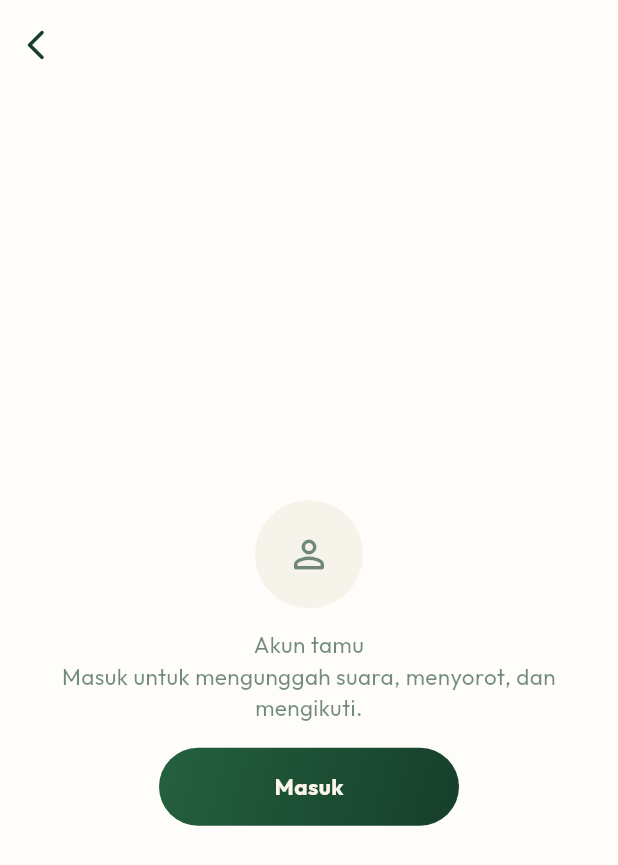
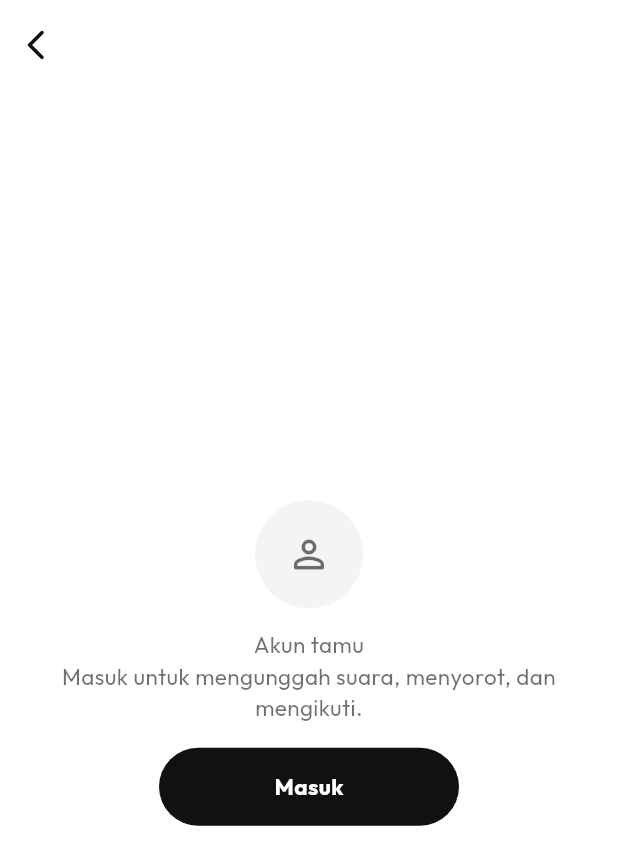
Before and after one commit to MISYI-qh/hulhup-new-nih, a Flutter app: the screen it shows after launch, after a tap on the "person outline" icon, on a phone screen of 412 x 824 dp. Shown: the top 865 px of the screen. Run offline on Flutter 3.47's test engine with Material 3 defaults, Android fonts, the phone set to English and light mode, and no system bars; our stand-ins replace audioplayers, connectivity_plus, file_picker, firebase_core, firebase_messaging, flutter_local_notifications and 7 more; missing offline and left inert: record, workmanager; accounts and stored records are empty.

Commit message:
Palet hitam-putih (hijau aksen), label audiens di semua post + daftar akun tujuan untuk penulis

```diff
--- a/lib/core.dart
+++ b/lib/core.dart
@@ -698,6 +698,7 @@ class A {
   final int id, secs, created;
   int comments;
   final String desc, url, vis, rand, owner, ownerName;
+  final List<String> to;
   final String? ownerAvatar;
   final bool popup, pprof, ownerVerified, long, inRand, inHups, bgm;
   final int bgmIdx;
@@ -708,9 +709,9 @@ class A {
   A.from(Map j)
       : id = j['id'], secs = j['secs'] ?? 0, created = j['created'] ?? 0, desc = j['desc'] ?? '', url = j['url'] ?? '', vis = j['vis'] ?? 'public', rand = j['rand'] ?? 'public', owner = j['owner'],
         ownerName = j['owner_name'], ownerAvatar = j['owner_avatar'], ownerVerified = j['owner_verified'] == true, popup = j['popup'] == true, pprof = j['pprof'] != false, likes = j['likes'] ?? 0, liked = j['liked'] == true,
-        long = j['long'] == true, inRand = j['in_rand'] != false, inHups = j['in_hups'] == true, comments = j['comments'] ?? 0, saved = j['saved'] == true, bgm = j['bgm'] == true, bgmIdx = (j['bgm_idx'] as num?)?.toInt() ?? 0, text = j['text'] as String?,
+        long = j['long'] == true, inRand = j['in_rand'] != false, inHups = j['in_hups'] == true, comments = j['comments'] ?? 0, saved = j['saved'] == true, bgm = j['bgm'] == true, bgmIdx = (j['bgm_idx'] as num?)?.toInt() ?? 0, text = j['text'] as String?, to = ((j['to'] as List?) ?? const []).map((e) => '${e['username']}').toList(),
         files = (j['files'] is List) ? [for (final f in j['files']) Map.from(f as Map)] : ((j['url'] ?? '') == '' ? <Map>[] : <Map>[{'url': j['url'], 'secs': j['secs'] ?? 0}]);
-  Map<String, dynamic> toJson() => {'id': id, 'secs': secs, 'created': created, 'desc': desc, 'url': url, 'vis': vis, 'rand': rand, 'owner': owner, 'owner_name': ownerName, 'owner_avatar': ownerAvatar, 'owner_verified': ownerVerified, 'popup': popup, 'pprof': pprof, 'likes': likes, 'liked': liked, 'long': long, 'in_rand': inRand, 'in_hups': inHups, 'comments': comments, 'saved': saved, 'files': files, 'bgm': bgm, 'text': text};
+  Map<String, dynamic> toJson() => {'id': id, 'secs': secs, 'created': created, 'desc': desc, 'url': url, 'vis': vis, 'rand': rand, 'owner': owner, 'owner_name': ownerName, 'owner_avatar': ownerAvatar, 'owner_verified': ownerVerified, 'popup': popup, 'pprof': pprof, 'likes': likes, 'liked': liked, 'long': long, 'in_rand': inRand, 'in_hups': inHups, 'comments': comments, 'saved': saved, 'files': files, 'bgm': bgm, 'text': text, 'to': [for (final u in to) {'username': u}]};
 }
 
 String mmss(int s) => '${s ~/ 60}:${(s % 60).toString().padLeft(2, '0')}';
--- a/lib/home.dart
+++ b/lib/home.dart
@@ -78,7 +78,7 @@ class _HomeState extends State<HomePage> {
           final f = s.me == null ? 'public' : s.filter;
           return Stack(children: [
             HupsFeed(f, key: ValueKey('hf_$f${s.me?.username}')),
-            Positioned(right: 20, bottom: 14, child: Tap(onTap: () => go(context, s.me == null ? const AuthPage() : const ComposePage()), child: Container(width: 56, height: 56, decoration: BoxDecoration(gradient: const LinearGradient(begin: Alignment.topLeft, end: Alignment.bottomRight, colors: [Color(0xFF24603F), green]), shape: BoxShape.circle, boxShadow: [BoxShadow(color: green.withValues(alpha: .35), blurRadius: 22, offset: const Offset(0, 10))]), child: const Center(child: HIcon(HK.add, size: 26, color: cream))))),
+            Positioned(right: 20, bottom: 14, child: Tap(onTap: () => go(context, s.me == null ? const AuthPage() : const ComposePage()), child: Container(width: 56, height: 56, decoration: BoxDecoration(color: btnBg(context), shape: BoxShape.circle, boxShadow: [BoxShadow(color: Colors.black.withValues(alpha: .35), blurRadius: 22, offset: const Offset(0, 10))]), child: const Center(child: HIcon(HK.add, size: 26, color: cream))))),
           ]);
         })),
       ]);
@@ -262,7 +262,7 @@ class PopupBody extends StatelessWidget {
         child: ListenableBuilder(listenable: s, builder: (_, __) {
           final on = s.playing == a.id;
           return Row(children: [
-            Tap(onTap: () => s.play(a).catchError((_) => toast(s.t('e_server'), bad: true)), child: AnimatedContainer(duration: const Duration(milliseconds: 250), width: 44, height: 44, decoration: BoxDecoration(color: on ? ink(context) : green, shape: BoxShape.circle), child: AnimatedSwitcher(duration: const Duration(milliseconds: 200), child: Icon(on ? Icons.pause_rounded : Icons.play_arrow_rounded, key: ValueKey(on), color: on ? bgOf(context) : cream, size: 26)))),
+            Tap(onTap: () => s.play(a).catchError((_) => toast(s.t('e_server'), bad: true)), child: AnimatedContainer(duration: const Duration(milliseconds: 250), width: 44, height: 44, decoration: BoxDecoration(color: on ? green : btnBg(context), shape: BoxShape.circle), child: AnimatedSwitcher(duration: const Duration(milliseconds: 200), child: Icon(on ? Icons.pause_rounded : Icons.play_arrow_rounded, key: ValueKey(on), color: on ? bgOf(context) : cream, size: 26)))),
             Expanded(child: ValueListenableBuilder<int>(valueListenable: s.pos, builder: (_, ms, __) {
               final total = (s.dur > 0 ? s.dur : a.secs * 1000).clamp(1, 1 << 30);
               return Padding(padding: const EdgeInsets.symmetric(horizontal: 12), child: ClipRRect(borderRadius: BorderRadius.circular(4), child: LinearProgressIndicator(value: (ms / total).clamp(0.0, 1.0), minHeight: 6, backgroundColor: ink(context).withValues(alpha: .12), color: ink(context))));
--- a/lib/main.dart
+++ b/lib/main.dart
@@ -35,15 +35,15 @@ class _Life with WidgetsBindingObserver {
 }
 
 ThemeData theme(bool dark) {
-  final bg = dark ? const Color(0xFF0E1511) : const Color(0xFFFEFDF9);
-  final prim = dark ? const Color(0xFF8CC4A6) : green;
+  final bg = dark ? const Color(0xFF0B0B0B) : const Color(0xFFFFFFFF);
+  final prim = dark ? const Color(0xFFF2F2F2) : const Color(0xFF111111);
   return ThemeData(
     useMaterial3: true,
     brightness: dark ? Brightness.dark : Brightness.light,
     scaffoldBackgroundColor: bg,
     fontFamily: 'Outfit',
-    colorScheme: ColorScheme.fromSeed(seedColor: green, brightness: dark ? Brightness.dark : Brightness.light, surface: bg, primary: prim),
-    textTheme: Typography.material2021().black.apply(bodyColor: dark ? const Color(0xFFE9F1EA) : green, displayColor: dark ? const Color(0xFFE9F1EA) : green, fontFamily: 'Outfit'),
+    colorScheme: ColorScheme.fromSeed(seedColor: const Color(0xFF111111), brightness: dark ? Brightness.dark : Brightness.light, surface: bg, primary: prim),
+    textTheme: Typography.material2021().black.apply(bodyColor: prim, displayColor: prim, fontFamily: 'Outfit'),
     splashFactory: NoSplash.splashFactory,
     highlightColor: Colors.transparent,
   );
@@ -60,7 +60,7 @@ class HulhupApp extends StatelessWidget {
           scrollBehavior: const MaterialScrollBehavior().copyWith(physics: const BouncingScrollPhysics()),
           builder: (ctx, child) {
             final dk = Theme.of(ctx).brightness == Brightness.dark;
-            final bg = dk ? const Color(0xFF0E1511) : const Color(0xFFFEFDF9);
+            final bg = dk ? const Color(0xFF0B0B0B) : const Color(0xFFFFFFFF);
             return AnnotatedRegion<SystemUiOverlayStyle>(
               value: SystemUiOverlayStyle(
                 statusBarColor: Colors.transparent,
--- a/lib/ui.dart
+++ b/lib/ui.dart
@@ -14,8 +14,10 @@ final navKey = GlobalKey<NavigatorState>();
 bool isDark(BuildContext c) => Theme.of(c).brightness == Brightness.dark;
 Color ink(BuildContext c) => Theme.of(c).colorScheme.primary;
 Color sub(BuildContext c) => ink(c).withValues(alpha: .6);
-Color soft(BuildContext c) => isDark(c) ? const Color(0xFF17211B) : const Color(0xFFF5F3EA);
-Color card(BuildContext c) => isDark(c) ? const Color(0xFF1B2720) : Colors.white;
+Color soft(BuildContext c) => isDark(c) ? const Color(0xFF1A1A1A) : const Color(0xFFF4F4F4);
+Color card(BuildContext c) => isDark(c) ? const Color(0xFF141414) : Colors.white;
+/// Latar tombol bulat/ikon: hitam (terang) atau abu gelap (gelap). Hijau hanya untuk aksen kecil.
+Color btnBg(BuildContext c) => isDark(c) ? const Color(0xFF2E2E2E) : const Color(0xFF111111);
 Color bgOf(BuildContext c) => Theme.of(c).scaffoldBackgroundColor;
 
 Route<T> route<T>(Widget p, {String? name}) => PageRouteBuilder<T>(
@@ -77,13 +79,13 @@ class PBtn extends StatelessWidget {
   const PBtn(this.label, this.onTap, {super.key, this.icon, this.loading = false, this.ghost = false, this.color, this.fgc});
   @override
   Widget build(BuildContext context) {
-    final fg = fgc ?? (ghost ? ink(context) : cream);
-    final bg = ghost ? soft(context) : (color ?? green);
+    final fg = fgc ?? (ghost ? ink(context) : (color == null && isDark(context) ? const Color(0xFF111111) : Colors.white));
+    final bg = ghost ? soft(context) : (color ?? ink(context));
     return Tap(
       onTap: loading ? null : onTap,
       child: AnimatedContainer(
         duration: const Duration(milliseconds: 220), height: 52,
-        decoration: BoxDecoration(color: onTap == null && !loading ? bg.withValues(alpha: .4) : bg, gradient: (!ghost && color == null && (onTap != null || loading)) ? const LinearGradient(begin: Alignment.topLeft, end: Alignment.bottomRight, colors: [Color(0xFF24603F), green]) : null, borderRadius: BorderRadius.circular(26)),
+        decoration: BoxDecoration(color: onTap == null && !loading ? bg.withValues(alpha: .4) : bg, borderRadius: BorderRadius.circular(26)),
         alignment: Alignment.center,
         child: AnimatedSwitcher(
           duration: const Duration(milliseconds: 200),
@@ -183,7 +185,7 @@ Future<T?> sheet<T>(BuildContext c, Widget Function(BuildContext) b) => showModa
         padding: EdgeInsets.only(bottom: MediaQuery.of(ctx).viewInsets.bottom),
         child: Container(
           margin: const EdgeInsets.all(12), padding: const EdgeInsets.fromLTRB(20, 10, 20, 22),
-          decoration: BoxDecoration(color: card(ctx), borderRadius: BorderRadius.circular(32), boxShadow: [BoxShadow(color: green.withValues(alpha: .18), blurRadius: 40)]),
+          decoration: BoxDecoration(color: card(ctx), borderRadius: BorderRadius.circular(32), boxShadow: [BoxShadow(color: Colors.black.withValues(alpha: .18), blurRadius: 40)]),
           child: SafeArea(top: false, child: Column(mainAxisSize: MainAxisSize.min, children: [
             Container(width: 38, height: 4, margin: const EdgeInsets.only(bottom: 16), decoration: BoxDecoration(color: ink(ctx).withValues(alpha: .18), borderRadius: BorderRadius.circular(2))),
             b(ctx),
@@ -209,7 +211,7 @@ Future<bool> confirm(BuildContext c, String title, String body, String yes, {boo
               Row(children: [
                 Expanded(child: PBtn(Store.i.t('cancel'), () => Navigator.pop(ctx, false), ghost: true)),
                 const SizedBox(width: 10),
-                Expanded(child: PBtn(yes, () => Navigator.pop(ctx, true), color: danger ? heart : green)),
+                Expanded(child: PBtn(yes, () => Navigator.pop(ctx, true), color: danger ? heart : null)),
               ]),
             ]),
           ),
@@ -254,7 +256,7 @@ class _ToastState extends State<_Toast> with SingleTickerProviderStateMixin {
         color: Colors.transparent,
         child: Container(
           padding: const EdgeInsets.symmetric(horizontal: 18, vertical: 13),
-          decoration: BoxDecoration(color: widget.bad ? const Color(0xFF7A2A25) : green, borderRadius: BorderRadius.circular(26), boxShadow: [BoxShadow(color: Colors.black.withValues(alpha: .2), blurRadius: 24, offset: const Offset(0, 8))]),
+          decoration: BoxDecoration(color: widget.bad ? const Color(0xFF7A2A25) : const Color(0xFF1F1F1F), borderRadius: BorderRadius.circular(26), boxShadow: [BoxShadow(color: Colors.black.withValues(alpha: .2), blurRadius: 24, offset: const Offset(0, 8))]),
           child: Row(mainAxisSize: MainAxisSize.min, children: [
             Icon(widget.bad ? Icons.error_outline_rounded : Icons.check_circle_outline_rounded, color: cream, size: 20),
             const SizedBox(width: 10),
@@ -317,7 +319,7 @@ class Avatar extends StatelessWidget {
   const Avatar(this.url, this.name, this.size, {super.key});
   @override
   Widget build(BuildContext context) {
-    final init = Container(width: size, height: size, color: green, alignment: Alignment.center, child: Text(name.isEmpty ? '?' : name.characters.first.toUpperCase(), style: TextStyle(color: cream, fontWeight: FontWeight.w800, fontSize: size * .42)));
+    final init = Container(width: size, height: size, color: const Color(0xFF2B2B2B), alignment: Alignment.center, child: Text(name.isEmpty ? '?' : name.characters.first.toUpperCase(), style: TextStyle(color: cream, fontWeight: FontWeight.w800, fontSize: size * .42)));
     return ClipOval(child: SizedBox(width: size, height: size, child: url == null ? init : img(url!, fallback: init)));
   }
 }
@@ -612,11 +614,12 @@ IconData audIcon(String v, {bool filter = false}) => (filter && v == 'me' ? Icon
 String audLabel(String v, {bool filter = false}) => Store.i.t(filter && v == 'me' ? 'f_me' : 'a_$v');
 
 /// Label audiens satu post (hanya ditampilkan di profil pemilik): ikon + nama pilihan.
-Widget audChip(BuildContext context, String rand) {
+Widget audChip(BuildContext context, String rand, {List<String> to = const []}) {
   final l = audSplit(rand).isEmpty ? ['public'] : audSplit(rand);
+  final names = l.map((e) => e == 'accounts' && to.isNotEmpty ? '${audLabel(e)}: ${to.map((x) => '@$x').join(', ')}' : audLabel(e)).join(' · ');
   return Row(mainAxisSize: MainAxisSize.min, children: [
     Icon(audIcon(l.first), size: 14, color: sub(context)), const SizedBox(width: 5),
-    Flexible(child: Text(l.map((e) => audLabel(e)).join(' · '), maxLines: 1, overflow: TextOverflow.ellipsis, style: TextStyle(color: sub(context), fontSize: 12.5, fontWeight: FontWeight.w600))),
+    Flexible(child: Text(names, maxLines: 2, overflow: TextOverflow.ellipsis, style: TextStyle(color: sub(context), fontSize: 12.5, fontWeight: FontWeight.w600))),
   ]);
 }
 
```
Also changed, not shown: lib/hups.dart (+6 -6 lines), lib/pages.dart (+5 -5 lines), pubspec.yaml (+4 -4 lines), assets/splash/brand.png, assets/splash/brand_dark.png, 1 other file.
